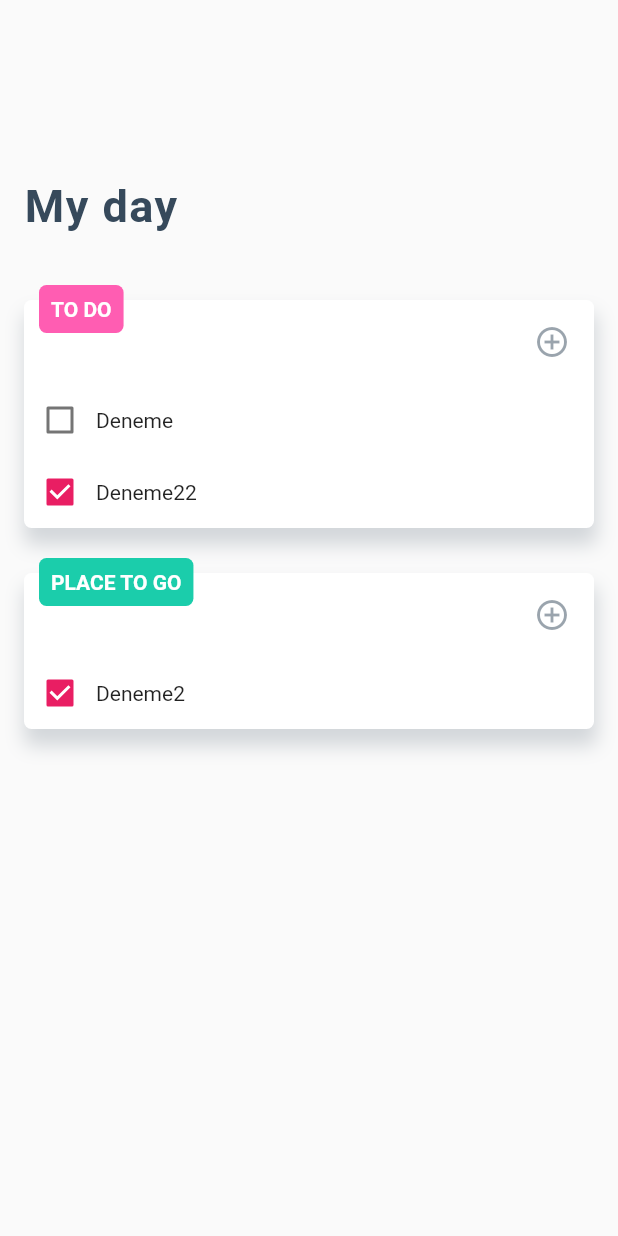
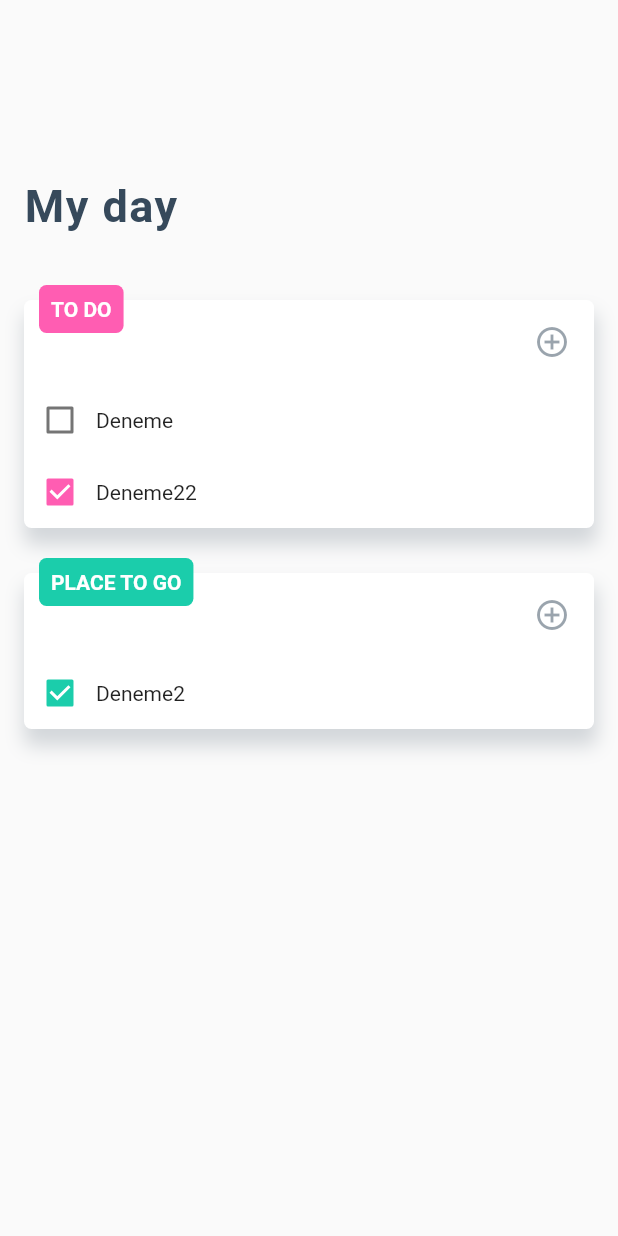
Before and after one commit to muraterd/flutter_challenges, a Flutter app: the screen it shows after launch, on a phone screen of 412 x 824 dp. Run offline on Flutter 3.47's test engine with Material 2 defaults, Android fonts, the phone set to English and light mode, and no system bars; Roboto replaces fonts that are missing (Helvetica).

Commit message:
Changed checkbox active state color

```diff
--- a/todo_app_1/lib/components/ToDoItem.dart
+++ b/todo_app_1/lib/components/ToDoItem.dart
@@ -2,9 +2,11 @@ import 'package:flutter/material.dart';
 import 'package:todo_app/models/ToDoItemModel.dart';
 
 class ToDoItem extends StatelessWidget {
-  const ToDoItem({Key key, this.model}) : super(key: key);
+  const ToDoItem({Key key, this.model, this.activeColor = Colors.pink})
+      : super(key: key);
 
   final ToDoItemModel model;
+  final Color activeColor;
 
   @override
   Widget build(BuildContext context) {
@@ -13,7 +15,7 @@ class ToDoItem extends StatelessWidget {
         Checkbox(
           value: model.isCompleted,
           onChanged: (a) {},
-          activeColor: Colors.pink,
+          activeColor: activeColor,
         ),
         Text(model.text),
       ],
--- a/todo_app_1/lib/components/ToDoList.dart
+++ b/todo_app_1/lib/components/ToDoList.dart
@@ -68,6 +68,7 @@ class ToDoList extends StatelessWidget {
               ),
               for (var item in todoList)
                 ToDoItem(
+                  activeColor: color,
                   model: item,
                 )
             ],
```
